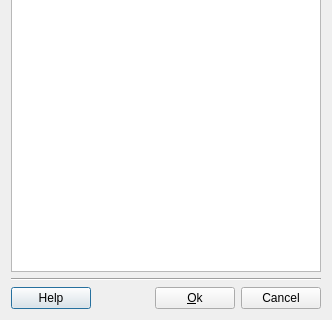
Before: the Qt Designer form src/terralib/statistics/qt/ui/StatisticsDialogForm.ui in claudiobogossian/terralib5, drawn with Qt 5; both pictures show x 0 to 332 and y 206 to 526 of the 332 by 526 pixel window.
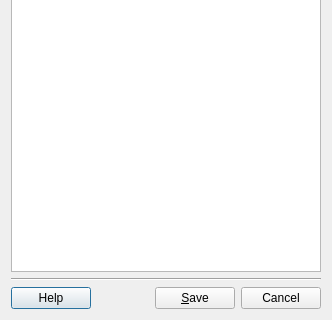
After: the same form once the commit is applied.

```diff
--- a/src/terralib/statistics/qt/ui/StatisticsDialogForm.ui
+++ b/src/terralib/statistics/qt/ui/StatisticsDialogForm.ui
@@ -133,7 +133,7 @@
        <item row="0" column="2">
         <widget class="QPushButton" name="m_okPushButton">
          <property name="text">
-          <string>&amp;Ok</string>
+          <string>&amp;Save</string>
          </property>
         </widget>
        </item>
```
Left out of the diff: 2 changed lines with no effect on the pictures.
